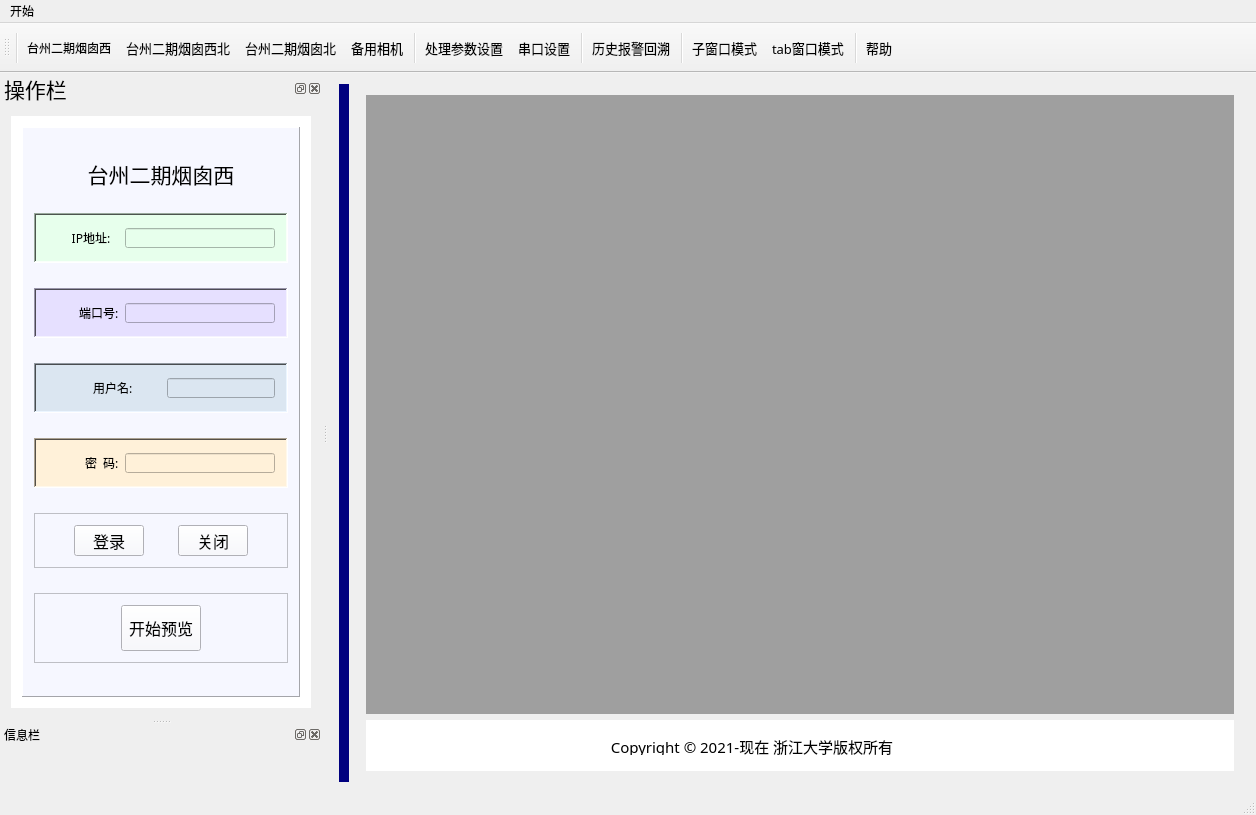
Qt form Red_Smoke/Red_Smoke.ui (adum-create/Red_Smoke1.1) before a commit.
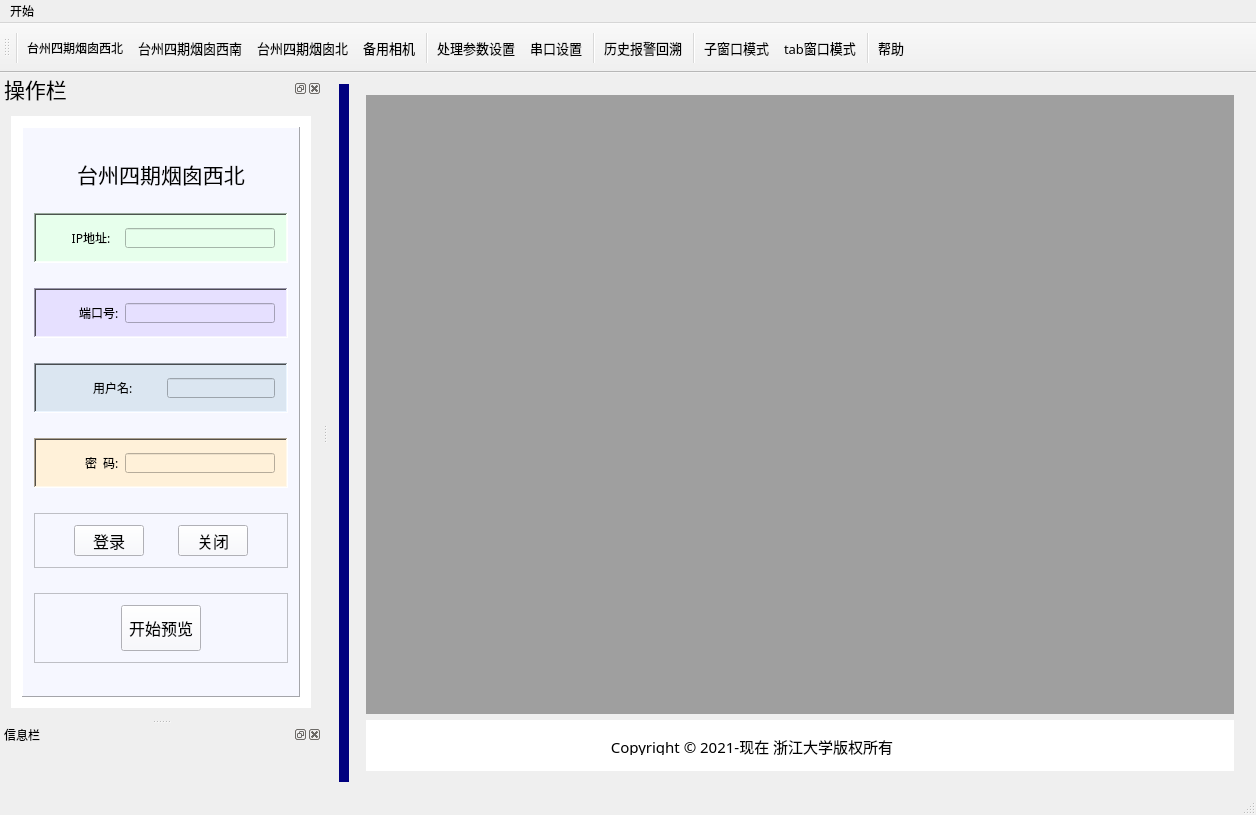
The same form after that commit. The open tabs and pages were chosen to show the change. Icons and pictures are not drawn.

Commit message: 针对不同工期进行ui修改

```diff
--- a/Red_Smoke/Red_Smoke.ui
+++ b/Red_Smoke/Red_Smoke.ui
@@ -7,7 +7,7 @@
     <x>0</x>
     <y>0</y>
     <width>1256</width>
-    <height>773</height>
+    <height>811</height>
    </rect>
   </property>
   <property name="maximumSize">
@@ -182,13 +182,13 @@
    <property name="minimumSize">
     <size>
      <width>322</width>
-     <height>600</height>
+     <height>638</height>
     </size>
    </property>
    <property name="maximumSize">
     <size>
      <width>524287</width>
-     <height>5000000</height>
+     <height>524287</height>
     </size>
    </property>
    <property name="font">
@@ -252,7 +252,7 @@
                </font>
               </property>
               <property name="text">
-               <string>&lt;html&gt;&lt;head/&gt;&lt;body&gt;&lt;p align=&quot;center&quot;&gt;台州二期烟囱西&lt;/p&gt;&lt;/body&gt;&lt;/html&gt;</string>
+               <string>&lt;html&gt;&lt;head/&gt;&lt;body&gt;&lt;p align=&quot;center&quot;&gt;台州四期烟囱西北&lt;/p&gt;&lt;/body&gt;&lt;/html&gt;</string>
               </property>
              </widget>
             </item>
@@ -3020,7 +3020,7 @@
      <normaloff>:/img/img/camera_1.png</normaloff>:/img/img/camera_1.png</iconset>
    </property>
    <property name="text">
-    <string>台州二期烟囱西</string>
+    <string>台州四期烟囱西北</string>
    </property>
    <property name="toolTip">
     <string>&lt;html&gt;&lt;head/&gt;&lt;body&gt;&lt;p&gt;&lt;span style=&quot; font-size:10pt;&quot;&gt;1号相机&lt;/span&gt;&lt;/p&gt;&lt;/body&gt;&lt;/html&gt;</string>
@@ -3057,7 +3057,7 @@
      <normaloff>:/img/img/camera_2.png</normaloff>:/img/img/camera_2.png</iconset>
    </property>
    <property name="text">
-    <string>台州二期烟囱西北</string>
+    <string>台州四期烟囱西南</string>
    </property>
   </action>
   <action name="action_of_set_parameters">
@@ -3093,7 +3093,7 @@
      <normaloff>:/img/img/camera_3.png</normaloff>:/img/img/camera_3.png</iconset>
    </property>
    <property name="text">
-    <string>台州二期烟囱北</string>
+    <string>台州四期烟囱北</string>
    </property>
   </action>
   <action name="action_manage_of_camera4">
```
Left out of the diff: 6 changed lines with no effect on the pictures.
